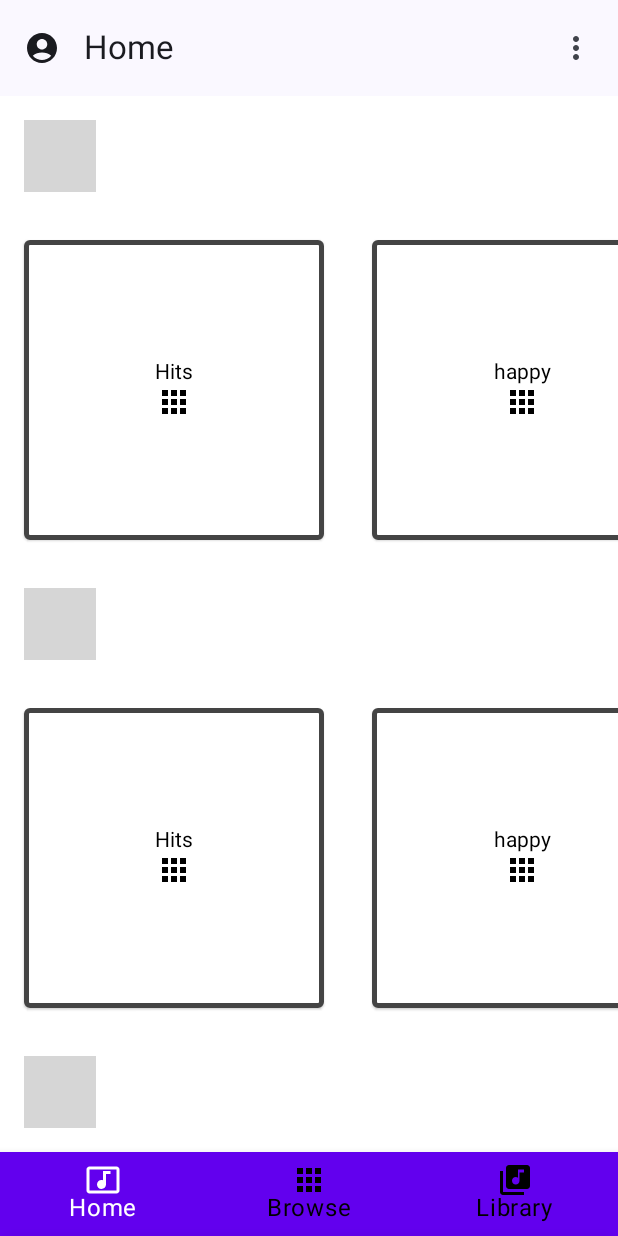
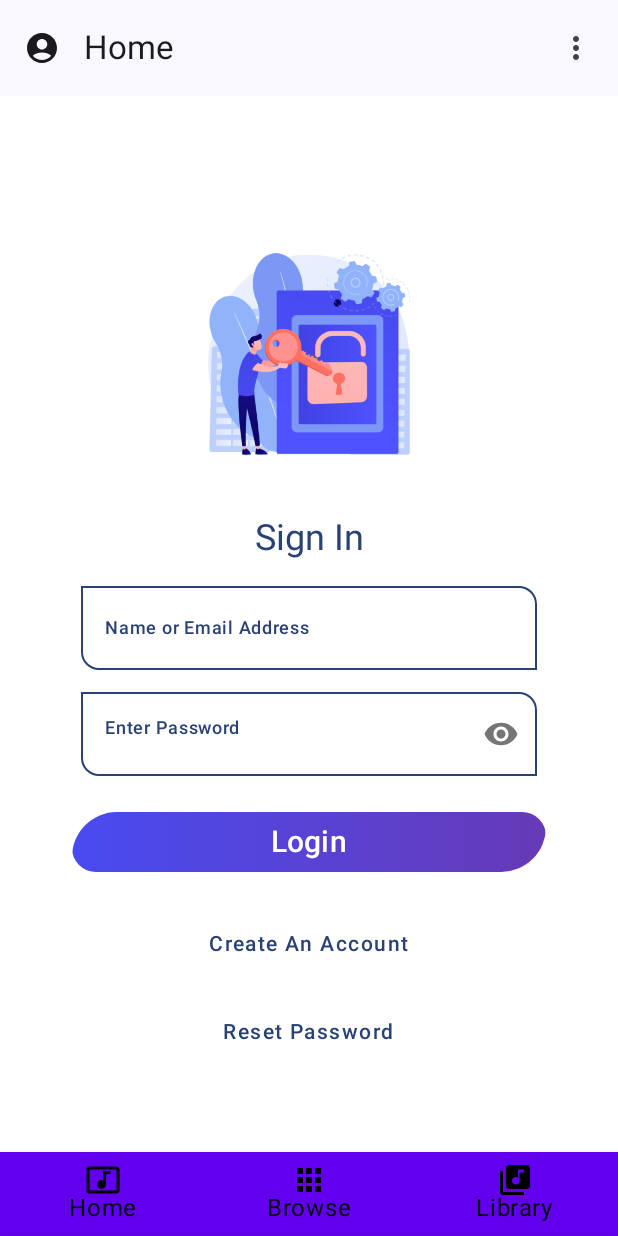
Before and after one commit to Ayushrai2005/Music_App, an Android app built with Jetpack Compose: the screen it shows after launch (MainActivity), on a phone screen of 412 x 824 dp. Run offline under Robolectric (Android 15) with nearby library versions, the phone set to English and light mode, and no system bars; grey boxes are pictures that could not be loaded.

Commit message:
Added A loginScreen Later implement Logic

```diff
--- /dev/null
+++ b/app/src/main/java/com/ayush/musicapp/LoginSignup/LoginScreen.kt
@@ -0,0 +1,288 @@
+package com.ayush.musicapp.LoginSignup
+import android.opengl.Visibility
+import androidx.compose.foundation.Image
+import androidx.compose.foundation.background
+import androidx.compose.foundation.layout.*
+import androidx.compose.foundation.rememberScrollState
+import androidx.compose.foundation.shape.RoundedCornerShape
+import androidx.compose.foundation.text.KeyboardActions
+import androidx.compose.foundation.text.KeyboardOptions
+import androidx.compose.foundation.verticalScroll
+import androidx.compose.material.*
+import androidx.compose.material3.ButtonDefaults
+import androidx.compose.material3.MaterialTheme
+import androidx.compose.runtime.Composable
+import androidx.compose.runtime.getValue
+import androidx.compose.runtime.mutableStateOf
+import androidx.compose.runtime.saveable.rememberSaveable
+import androidx.compose.runtime.setValue
+import androidx.compose.ui.Alignment
+import androidx.compose.ui.ExperimentalComposeUiApi
+import androidx.compose.ui.Modifier
+import androidx.compose.ui.draw.clip
+import androidx.compose.ui.graphics.Brush
+import androidx.compose.ui.graphics.Color
+import androidx.compose.ui.layout.ContentScale
+import androidx.compose.ui.platform.LocalSoftwareKeyboardController
+import androidx.compose.ui.res.painterResource
+import androidx.compose.ui.text.input.ImeAction
+import androidx.compose.ui.text.input.KeyboardType
+import androidx.compose.ui.text.input.PasswordVisualTransformation
+import androidx.compose.ui.text.input.VisualTransformation
+import androidx.compose.ui.text.style.TextAlign
+import androidx.compose.ui.unit.Dp
+import androidx.compose.ui.unit.dp
+import androidx.compose.ui.unit.sp
+import androidx.navigation.NavController
+import com.ayush.musicapp.R
+
+@Composable
+fun LoginPage(navController: NavController) {
+    Box(
+        modifier = Modifier
+            .fillMaxWidth()
+            .fillMaxHeight()
+            .background(
+                color = Color.Transparent,
+            )
+    ) {
+
+
+        Box(
+            modifier = Modifier
+                /*.background(
+                    color = MaterialTheme.colorScheme.onPrimary,
+                    shape = RoundedCornerShape(25.dp, 5.dp, 25.dp, 5.dp)
+                )*/
+                .align(Alignment.BottomCenter),
+        ) {
+
+            Image(
+                painter = painterResource(id = R.drawable.user_sign_in),
+                contentDescription = null,
+                contentScale = ContentScale.Fit,
+                modifier = Modifier
+                    .height(180.dp)
+                    .fillMaxWidth(),
+
+                )
+            Column(
+                modifier = Modifier.padding(16.dp)
+                    .fillMaxWidth()
+                    .verticalScroll(rememberScrollState())
+                ,
+
+                horizontalAlignment = Alignment.CenterHorizontally
+            ) {
+
+                //.........................Spacer
+                Spacer(modifier = Modifier.height(50.dp))
+
+                //.........................Text: title
+                androidx.compose.material3.Text(
+                    text = "Sign In",
+                    textAlign = TextAlign.Center,
+                    modifier = Modifier
+                        .padding(top = 130.dp)
+                        .fillMaxWidth(),
+                    style = MaterialTheme.typography.headlineSmall,
+                    color = MaterialTheme.colorScheme.primary,
+                )
+                Spacer(modifier = Modifier.height(8.dp))
+                SimpleOutlinedTextFieldSample()
+
+                Spacer(modifier = Modifier.padding(3.dp))
+                SimpleOutlinedPasswordTextField()
+
+                val gradientColor = listOf(Color(0xFF484BF1), Color(0xFF673AB7))
+                val cornerRadius = 16.dp
+
+
+                Spacer(modifier = Modifier.padding(10.dp))
+                /* Button(
+                     onClick = {},
+                     modifier = Modifier
+                         .fillMaxWidth(0.8f)
+                         .height(50.dp)
+                 ) {
+                     Text(text = "Login", fontSize = 20.sp)
+                 }*/
+                GradientButton(
+                    gradientColors = gradientColor,
+                    cornerRadius = cornerRadius,
+                    nameButton = "Login",
+                    roundedCornerShape = RoundedCornerShape(topStart = 30.dp,bottomEnd = 30.dp)
+                )
+
+                Spacer(modifier = Modifier.padding(10.dp))
+                androidx.compose.material3.TextButton(onClick = {
+
+                    navController.navigate("register_page"){
+                        popUpTo(navController.graph.startDestinationId)
+                        launchSingleTop = true
+                    }
+
+                }) {
+                    androidx.compose.material3.Text(
+                        text = "Create An Account",
+                        letterSpacing = 1.sp,
+                        style = MaterialTheme.typography.labelLarge
+                    )
+                }
+
+
+                Spacer(modifier = Modifier.padding(5.dp))
+                androidx.compose.material3.TextButton(onClick = {
+
+                    navController.navigate("reset_page"){
+                        popUpTo(navController.graph.startDestinationId)
+                        launchSingleTop = true
+                    }
+
+                }) {
+                    androidx.compose.material3.Text(
+                        text = "Reset Password",
+                        letterSpacing = 1.sp,
+                        style = MaterialTheme.typography.labelLarge,
+                    )
+                }
+                Spacer(modifier = Modifier.padding(20.dp))
+
+            }
+
+
+        }
+
+    }
+
+
+}
+
+@Composable
+private fun GradientButton(
+    gradientColors: List<Color>,
+    cornerRadius: Dp,
+    nameButton: String,
+    roundedCornerShape: RoundedCornerShape
+) {
+
+    androidx.compose.material3.Button(
+        modifier = Modifier
+            .fillMaxWidth()
+            .padding(start = 32.dp, end = 32.dp),
+        onClick = {
+            //your code
+        },
+
+        contentPadding = PaddingValues(),
+        colors = ButtonDefaults.buttonColors(
+            containerColor = Color.Transparent
+        ),
+        shape = RoundedCornerShape(cornerRadius)
+    ) {
+
+        Box(
+            modifier = Modifier
+                .fillMaxWidth()
+                .background(
+                    brush = Brush.horizontalGradient(colors = gradientColors),
+                    shape = roundedCornerShape
+                )
+                .clip(roundedCornerShape)
+                /*.background(
+                    brush = Brush.linearGradient(colors = gradientColors),
+                    shape = RoundedCornerShape(cornerRadius)
+                )*/
+                .padding(horizontal = 16.dp, vertical = 8.dp),
+            contentAlignment = Alignment.Center
+        ) {
+            androidx.compose.material3.Text(
+                text = nameButton,
+                fontSize = 20.sp,
+                color = Color.White
+            )
+        }
+    }
+}
+
+
+//email id
+@OptIn(ExperimentalComposeUiApi::class)
+@Composable
+fun SimpleOutlinedTextFieldSample() {
+    val keyboardController = LocalSoftwareKeyboardController.current
+    var text by rememberSaveable { mutableStateOf("") }
+
+    OutlinedTextField(
+        value = text,
+        onValueChange = { text = it },
+        shape = RoundedCornerShape(topEnd =12.dp, bottomStart =12.dp),
+        label = {
+            Text("Name or Email Address",
+                color = MaterialTheme.colorScheme.primary,
+                style = MaterialTheme.typography.labelMedium,
+            ) },
+        placeholder = { Text(text = "Name or Email Address") },
+        keyboardOptions = KeyboardOptions(
+            imeAction = ImeAction.Next,
+            keyboardType = KeyboardType.Email
+        ),
+        colors = TextFieldDefaults.outlinedTextFieldColors(
+            focusedBorderColor = MaterialTheme.colorScheme.primary,
+            unfocusedBorderColor = MaterialTheme.colorScheme.primary),
+        singleLine = true,
+        modifier = Modifier.fillMaxWidth(0.8f),
+        keyboardActions = KeyboardActions(
+            onDone = {
+                keyboardController?.hide()
+                // do something here
+            }
+        )
+
+    )
+}
+
+//password
+@OptIn(ExperimentalComposeUiApi::class)
+@Composable
+fun SimpleOutlinedPasswordTextField() {
+    val keyboardController = LocalSoftwareKeyboardController.current
+    var password by rememberSaveable { mutableStateOf("") }
+    var passwordHidden by rememberSaveable { mutableStateOf(true) }
+    OutlinedTextField(
+        value = password,
+        onValueChange = { password = it },
+        shape = RoundedCornerShape(topEnd =12.dp, bottomStart =12.dp),
+        label = {
+            Text("Enter Password",
+                color = MaterialTheme.colorScheme.primary,
+                style = MaterialTheme.typography.labelMedium,
+            ) },
+        visualTransformation =
+        if (passwordHidden) PasswordVisualTransformation() else VisualTransformation.None,
+        //  keyboardOptions = KeyboardOptions(keyboardType = KeyboardType.Password),
+        keyboardOptions = KeyboardOptions(
+            imeAction = ImeAction.Done,
+            keyboardType = KeyboardType.Password
+        ),
+        colors = TextFieldDefaults.outlinedTextFieldColors(
+            focusedBorderColor = MaterialTheme.colorScheme.primary,
+            unfocusedBorderColor = MaterialTheme.colorScheme.primary),
+        trailingIcon = {
+            IconButton(onClick = { passwordHidden = !passwordHidden }) {
+                val visibilityIcon =
+                    if (passwordHidden) Visibility else VisibilityOff
+                // Please provide localized description for accessibility services
+                val description = if (passwordHidden) "Show password" else "Hide password"
+                Icon(imageVector = visibilityIcon, contentDescription = description)
+            }
+        },
+        modifier = Modifier.fillMaxWidth(0.8f),
+        keyboardActions = KeyboardActions(
+            onDone = {
+                keyboardController?.hide()
+                // do something here
+            }
+        )
+    )
+}
--- a/app/src/main/java/com/ayush/musicapp/ui/theme/MainView.kt
+++ b/app/src/main/java/com/ayush/musicapp/ui/theme/MainView.kt
@@ -57,6 +57,7 @@ import com.ayush.musicapp.AccountView
 import com.ayush.musicapp.Browse
 import com.ayush.musicapp.Home
 import com.ayush.musicapp.Library
+import com.ayush.musicapp.LoginSignup.LoginPage
 import com.ayush.musicapp.MainViewModel
 import com.ayush.musicapp.R
 import com.ayush.musicapp.Screen
@@ -265,8 +266,11 @@ fun MoreBottomSheet(modifier : Modifier){
 fun Navigation(navController: NavController , viewModel: MainViewModel , pd : PaddingValues){
 
     NavHost(navController = navController as NavHostController,
-        startDestination = Screen.BottomScreen.Home.bRoute,
+        startDestination = "login_page",
         modifier = Modifier.padding(pd) ){
+
+        composable("login_page", content = { LoginPage(navController = navController) })
+
 
         composable(Screen.BottomScreen.Home.bRoute){
             Log.d("NavigationAY", "Navigated to Home screen")
```
Also changed, not shown: app/src/main/java/com/ayush/musicapp/LoginSignup/TextFieldHelper.kt (added, +256 -0 lines), app/src/main/res/drawable/drawable-v24/ic_launcher_foreground.xml (added, +30 -0 lines), app/src/main/res/drawable/drawable/ic_launcher_background.xml (added, +170 -0 lines), app/src/main/res/drawable/drawable/user_forgot.png (added), app/src/main/res/drawable/drawable/user_reg.png (added), app/src/main/res/drawable/drawable/user_sign_in.png (added), app/src/main/res/drawable/user_sign_in.png (added).
